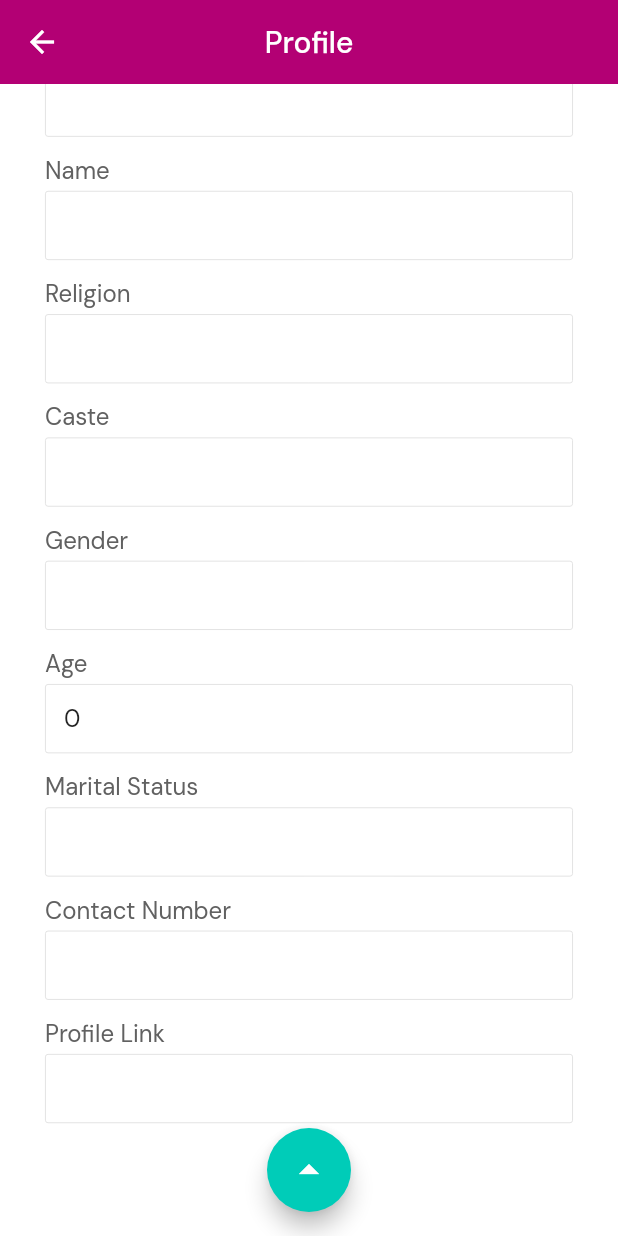
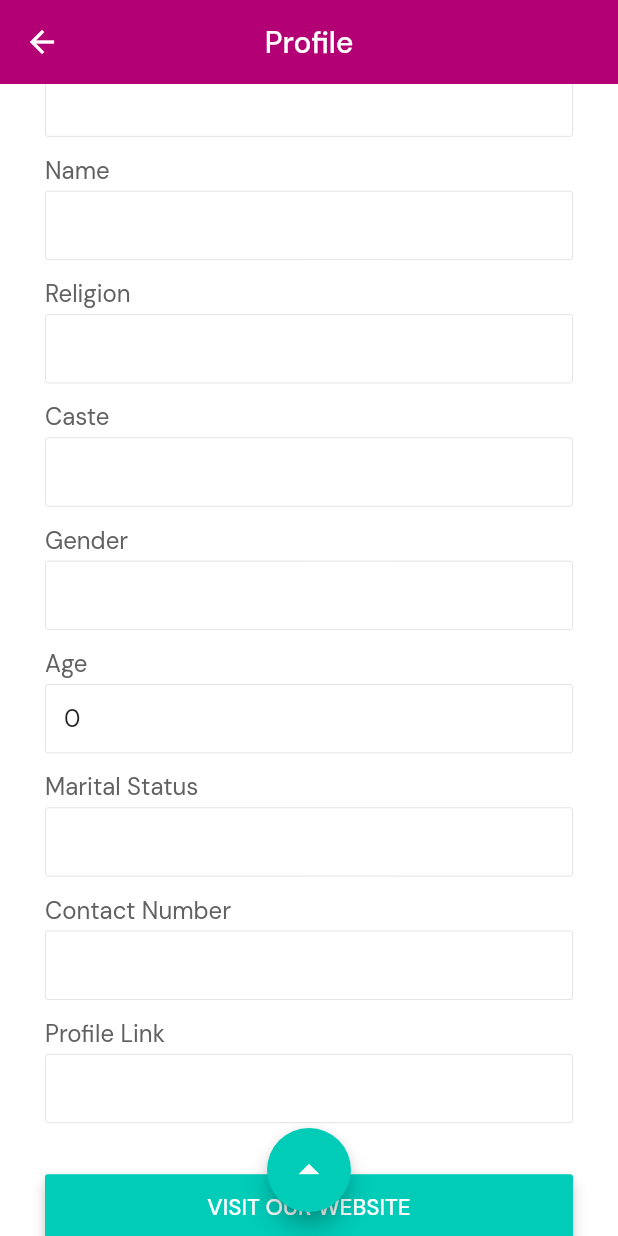
Before and after one commit to asishshaji/ADWORD, a Flutter app: the ProfileScreen screen opened directly with empty values, scrolled down 231 dp, on a phone screen of 412 x 824 dp. Run offline on Flutter 3.47's test engine with Material 2 defaults, Android fonts, the phone set to English and light mode, and no system bars; our stand-ins replace bloc, cached_network_image, cloud_firestore, country_code_picker, firebase_auth, firebase_core and 10 more; missing offline and left inert: clipboard, image_downloader, mdi, pin_entry_text_field, searchable_dropdown, time_formatter; accounts and stored records are empty; network calls fail.

Commit message:
websites link added

```diff
--- a/lib/pages/ProfileScreen.dart
+++ b/lib/pages/ProfileScreen.dart
@@ -24,6 +24,7 @@ class ProfileScreen extends StatefulWidget {
 
 class _ProfileScreenState extends State<ProfileScreen> {
   String phoneNumber = "";
+  String website;
 
   File _image;
   final picker = ImagePicker();
@@ -39,6 +40,11 @@ class _ProfileScreenState extends State<ProfileScreen> {
   }
 
   getPhone() async {
+    DocumentSnapshot websiteSnapShot = await FirebaseFirestore.instance
+        .collection('configs')
+        .doc("website")
+        .get();
+    website = websiteSnapShot.data()["websitelink"] ?? "http://google.com";
     DocumentSnapshot imgSnap = await FirebaseFirestore.instance
         .collection("configs")
         .doc("contact")
@@ -153,7 +159,42 @@ class _ProfileScreenState extends State<ProfileScreen> {
       Box(data: widget.user.phonenumber, title: "Contact Number"),
       Box(data: widget.user.weblink, title: "Profile Link"),
       const SizedBox(
-        height: 40,
+        height: 20,
+      ),
+      Container(
+        padding: const EdgeInsets.symmetric(
+          horizontal: 30,
+          vertical: 6,
+        ),
+        width: MediaQuery.of(context).size.width,
+        child: RaisedButton(
+          elevation: 4,
+          color: Color.fromRGBO(0, 204, 184, 1),
+          onPressed: () async {
+            if (await canLaunch(website)) {
+              await launch(website);
+            } else {
+              throw 'Could not launch $website';
+            }
+          },
+          child: Container(
+            width: MediaQuery.of(context).size.width * 0.8,
+            child: Padding(
+              padding: const EdgeInsets.all(12.0),
+              child: Text(
+                "visit our website".toUpperCase(),
+                style: GoogleFonts.dmSans(
+                  color: Colors.white,
+                  fontSize: 15,
+                ),
+                textAlign: TextAlign.center,
+              ),
+            ),
+          ),
+        ),
+      ),
+      const SizedBox(
+        height: 50,
       ),
     ];
   }
@@ -199,28 +240,37 @@ class _ProfileScreenState extends State<ProfileScreen> {
 
   Column buildBottomContent(String phoneNumber) {
     return Column(
-      mainAxisAlignment: MainAxisAlignment.spaceAround,
+      mainAxisAlignment: MainAxisAlignment.spaceEvenly,
+      children: [
+        const SizedBox(
+          height: 20,
+        ),
+        Column(
+          mainAxisAlignment: MainAxisAlignment.end,
           children: [
             Image.asset(
               "assets/logo.png",
-          height: 80,
+              height: 120,
+            ),
+          ],
         ),
         Column(
           children: [
             Text(
-              "From",
+              "By",
               style: GoogleFonts.dmSans(
-                fontSize: 18,
+                fontSize: 16,
               ),
             ),
             Text(
               "Nexus Endeavors",
               style: GoogleFonts.dmSans(
                 fontWeight: FontWeight.bold,
-                fontSize: 18,
+                fontSize: 16,
               ),
             ),
-          ],
+            const SizedBox(
+              height: 5,
             ),
             GestureDetector(
               onTap: () async {
@@ -237,21 +287,20 @@ class _ProfileScreenState extends State<ProfileScreen> {
                   Text(
                     "Contact at",
                     style: GoogleFonts.dmSans(
-                  fontSize: 18,
+                      fontSize: 16,
                     ),
-              ),
-              const SizedBox(
-                height: 5,
                   ),
                   Text(
                     phoneNumber,
                     style: GoogleFonts.dmSans(
                       fontWeight: FontWeight.bold,
-                  fontSize: 18,
+                      fontSize: 16,
                     ),
                   ),
                 ],
               ),
+            ),
+          ],
         ),
       ],
     );
--- a/pubspec.yaml
+++ b/pubspec.yaml
@@ -2,7 +2,7 @@ name: WayToVenue
 description: A new Flutter application.
 
 publish_to: 'none'
-version: 1.0.0+3
+version: 1.0.0+4
 
 environment:
   sdk: '>=2.7.0 <3.0.0'
```
Also changed, not shown: lib/pages/dashboard.dart (+53 -22 lines). Lines whose indentation alone changed are shown as unchanged.
